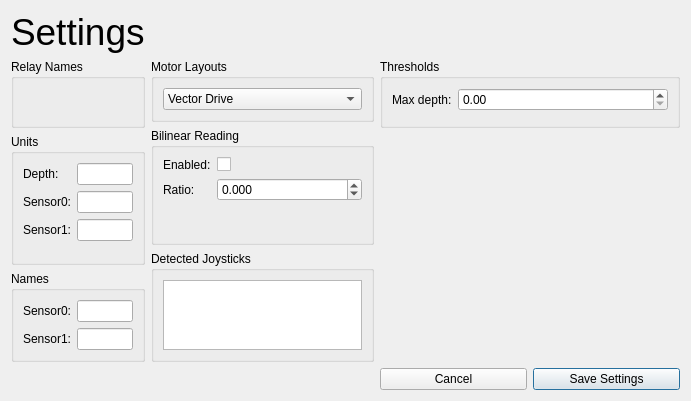
First picture: the form in Monterey/rovsettings.ui, repository rovsuite/monterey, before the edit.
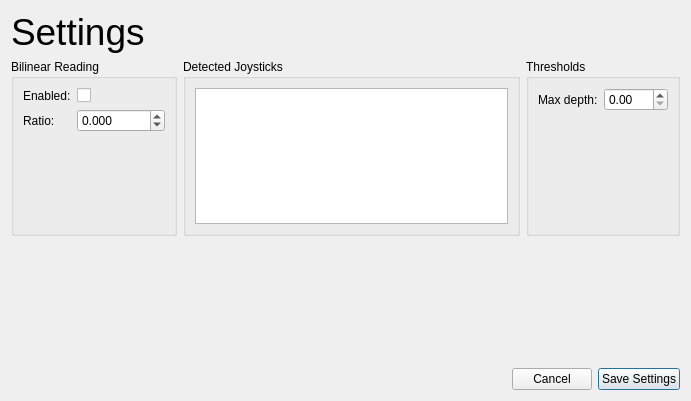
Second picture: the form after the edit. Custom widgets are drawn as their Qt base class.

Commit message:
Sensors read from list, fixing random bugs
Started cleaning up the Settings window.

Many misc. changes. Sorry for not having atomic
commits!  I know it's bad practice...

```diff
--- a/Monterey/rovsettings.ui
+++ b/Monterey/rovsettings.ui
@@ -31,8 +31,8 @@
   <property name="windowTitle">
    <string>Settings</string>
   </property>
-  <layout class="QGridLayout" name="gridLayout_2" rowstretch="0,0,0,0,0,0,0" columnstretch="0,0,0">
-   <item row="0" column="0">
+  <layout class="QVBoxLayout" name="verticalLayout_2">
+   <item>
     <widget class="QLabel" name="label_2">
      <property name="font">
       <font>
@@ -44,72 +44,14 @@
      </property>
     </widget>
    </item>
-   <item row="1" column="0" rowspan="2">
-    <widget class="QGroupBox" name="groupBoxRelayNames">
-     <property name="title">
-      <string>Relay Names</string>
-     </property>
-    </widget>
-   </item>
-   <item row="1" column="1">
-    <widget class="QGroupBox" name="groupBox_4">
-     <property name="title">
-      <string>Motor Layouts</string>
-     </property>
-     <layout class="QVBoxLayout" name="verticalLayout">
       <item>
-       <widget class="QComboBox" name="comboMotorLayout">
-        <property name="currentIndex">
-         <number>0</number>
-        </property>
-        <property name="maxVisibleItems">
-         <number>2</number>
-        </property>
-        <property name="maxCount">
-         <number>2</number>
-        </property>
+    <layout class="QVBoxLayout" name="verticalLayout" stretch="0,1">
+     <property name="sizeConstraint">
+      <enum>QLayout::SetDefaultConstraint</enum>
+     </property>
         <item>
-         <property name="text">
-          <string>Vector Drive</string>
-         </property>
-        </item>
+      <layout class="QHBoxLayout" name="horizontalLayout_2">
         <item>
-         <property name="text">
-          <string>Tank Drive</string>
-         </property>
-        </item>
-       </widget>
-      </item>
-     </layout>
-    </widget>
-   </item>
-   <item row="1" column="2" rowspan="2">
-    <widget class="QGroupBox" name="groupBox_3">
-     <property name="title">
-      <string>Thresholds</string>
-     </property>
-     <layout class="QFormLayout" name="formLayout_3">
-      <property name="fieldGrowthPolicy">
-       <enum>QFormLayout::AllNonFixedFieldsGrow</enum>
-      </property>
-      <item row="0" column="0">
-       <widget class="QLabel" name="label_10">
-        <property name="text">
-         <string>Max depth:</string>
-        </property>
-       </widget>
-      </item>
-      <item row="0" column="1">
-       <widget class="QDoubleSpinBox" name="sbDepth">
-        <property name="maximum">
-         <double>999.000000000000000</double>
-        </property>
-       </widget>
-      </item>
-     </layout>
-    </widget>
-   </item>
-   <item row="2" column="1" rowspan="2">
     <widget class="QGroupBox" name="groupBox_5">
      <property name="title">
       <string>Bilinear Reading</string>
@@ -152,46 +94,7 @@
      </layout>
     </widget>
    </item>
-   <item row="3" column="0" rowspan="2">
-    <widget class="QGroupBox" name="groupBox_2">
-     <property name="title">
-      <string>Units</string>
-     </property>
-     <layout class="QFormLayout" name="formLayout_2">
-      <item row="0" column="0">
-       <widget class="QLabel" name="label_5">
-        <property name="text">
-         <string>Depth:</string>
-        </property>
-       </widget>
-      </item>
-      <item row="0" column="1">
-       <widget class="QLineEdit" name="leUnitsDepth"/>
-      </item>
-      <item row="1" column="0">
-       <widget class="QLabel" name="label_8">
-        <property name="text">
-         <string>Sensor0:</string>
-        </property>
-       </widget>
-      </item>
-      <item row="1" column="1">
-       <widget class="QLineEdit" name="leUnitsSensor0"/>
-      </item>
-      <item row="2" column="0">
-       <widget class="QLabel" name="label_9">
-        <property name="text">
-         <string>Sensor1:</string>
-        </property>
-       </widget>
-      </item>
-      <item row="2" column="1">
-       <widget class="QLineEdit" name="leUnitsSensor1"/>
-      </item>
-     </layout>
-    </widget>
-   </item>
-   <item row="4" column="1" rowspan="2">
+       <item>
     <widget class="QGroupBox" name="groupBox_6">
      <property name="title">
       <string>Detected Joysticks</string>
@@ -216,63 +119,35 @@
      </layout>
     </widget>
    </item>
-   <item row="5" column="0">
-    <widget class="QGroupBox" name="groupBox_7">
+       <item>
+        <widget class="QGroupBox" name="groupBox_3">
      <property name="title">
-      <string>Names</string>
-     </property>
-     <layout class="QFormLayout" name="formLayout_5">
+          <string>Thresholds</string>
+         </property>
+         <layout class="QFormLayout" name="formLayout_3">
+          <property name="fieldGrowthPolicy">
+           <enum>QFormLayout::AllNonFixedFieldsGrow</enum>
+          </property>
       <item row="0" column="0">
-       <widget class="QLabel" name="label_15">
+           <widget class="QLabel" name="label_10">
         <property name="text">
-         <string>Sensor0:</string>
+             <string>Max depth:</string>
         </property>
        </widget>
       </item>
       <item row="0" column="1">
-       <widget class="QLineEdit" name="leNamesSensor0"/>
-      </item>
-      <item row="1" column="0">
-       <widget class="QLabel" name="label_14">
-        <property name="text">
-         <string>Sensor1:</string>
+           <widget class="QDoubleSpinBox" name="sbDepth">
+            <property name="maximum">
+             <double>999.000000000000000</double>
         </property>
        </widget>
       </item>
-      <item row="1" column="1">
-       <widget class="QLineEdit" name="leNamesSensor1"/>
-      </item>
      </layout>
     </widget>
    </item>
-   <item row="6" column="2">
-    <layout class="QHBoxLayout" name="horizontalLayout">
-     <item>
-      <widget class="QPushButton" name="pbCancel">
-       <property name="text">
-        <string>Cancel</string>
-       </property>
-       <property name="shortcut">
-        <string>Esc</string>
-       </property>
-      </widget>
-     </item>
-     <item>
-      <widget class="QPushButton" name="pbSave">
-       <property name="text">
-        <string>Save Settings</string>
-       </property>
-       <property name="shortcut">
-        <string>Ctrl+S</string>
-       </property>
-       <property name="default">
-        <bool>true</bool>
-       </property>
-      </widget>
-     </item>
-    </layout>
-   </item>
-   <item row="3" column="2">
+      </layout>
+     </item>
+     <item>
     <widget class="IpVideoFeedSettingsWidget" name="ipVideoFeedSettings0" native="true">
      <property name="sizePolicy">
       <sizepolicy hsizetype="Minimum" vsizetype="Minimum">
@@ -287,6 +162,48 @@
       </size>
      </property>
     </widget>
+     </item>
+    </layout>
+   </item>
+   <item>
+    <layout class="QHBoxLayout" name="horizontalLayout">
+     <item>
+      <spacer name="horizontalSpacer">
+       <property name="orientation">
+        <enum>Qt::Horizontal</enum>
+       </property>
+       <property name="sizeHint" stdset="0">
+        <size>
+         <width>40</width>
+         <height>20</height>
+        </size>
+       </property>
+      </spacer>
+     </item>
+     <item>
+      <widget class="QPushButton" name="pbCancel">
+       <property name="text">
+        <string>Cancel</string>
+       </property>
+       <property name="shortcut">
+        <string>Esc</string>
+       </property>
+      </widget>
+     </item>
+     <item>
+      <widget class="QPushButton" name="pbSave">
+       <property name="text">
+        <string>Save Settings</string>
+       </property>
+       <property name="shortcut">
+        <string>Ctrl+S</string>
+       </property>
+       <property name="default">
+        <bool>true</bool>
+       </property>
+      </widget>
+     </item>
+    </layout>
    </item>
   </layout>
  </widget>
```
Lines whose indentation alone changed are shown as unchanged. The commit also changes 6 other files.
